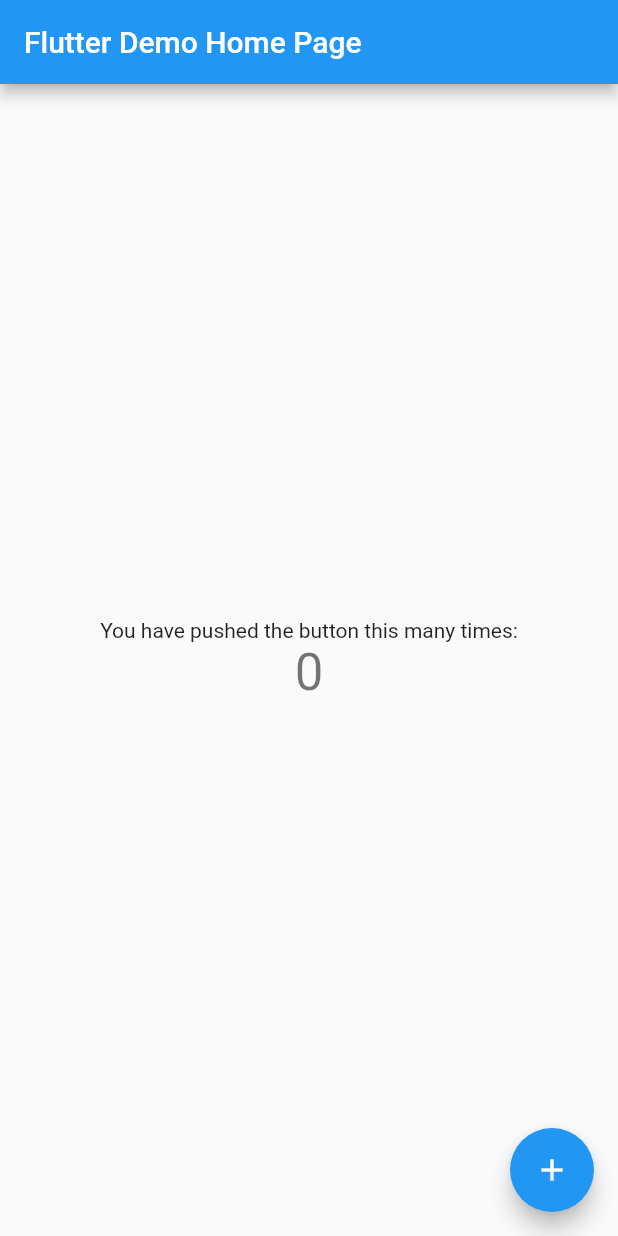
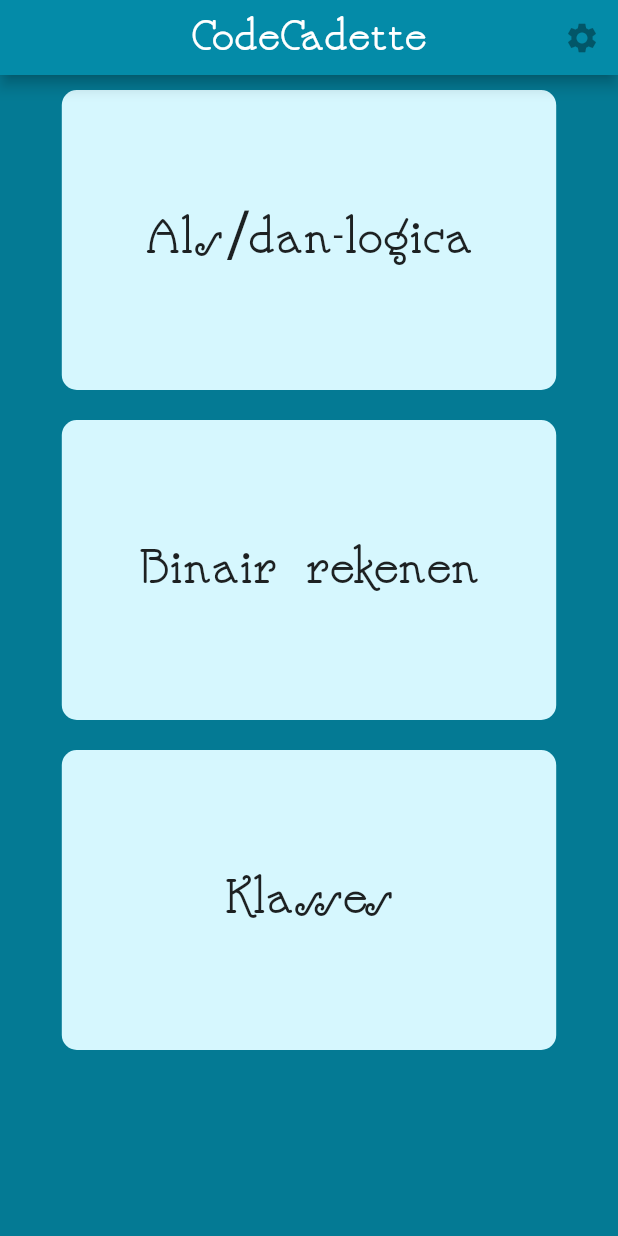
Before and after one commit to ThomasEwalts/code_cadette, a Flutter app: the screen it shows after launch, on a phone screen of 412 x 824 dp. Run offline on Flutter 3.47's test engine with Material 2 defaults, Android fonts, the phone set to English and light mode, and no system bars.

Commit message:
Startscreen, appbar and homescreen buttons are built. remember to set destinations correctly in HomeScreenButton and Homepage after building learning goals.

```diff
--- /dev/null
+++ b/lib/Components/ColorClass.dart
@@ -0,0 +1,9 @@
+import 'package:flutter/material.dart';
+
+
+//Deze class bevat de themakleuren die gebruikt worden in de applicatie
+class ColorClass {
+  static const mainScreenAppbar = Color(0xFF048BA8);
+  static const mainScreenBackground = Color(0xFF047A94);
+  static const mainScreenButtonBackground = Color(0xFFD6F7FE);
+}
--- /dev/null
+++ b/lib/Components/HomeScreenButton.dart
@@ -0,0 +1,33 @@
+import 'package:flutter/material.dart';
+import 'package:code_cadette/Components/ColorClass.dart';
+
+
+//Deze klasse bevat de homescreen buttons voor de verschillende leerdoelen
+class HomeScreenButton extends StatelessWidget {
+  final String title;
+  final Widget destination; //linkt de juiste page
+
+  HomeScreenButton({this.title, this.destination});
+  @override
+  Widget build(BuildContext context) {
+    return InkWell(
+        onTap: () => debugPrint('testtrigger'),
+        child: Container(
+          padding: EdgeInsets.only(top: 10.0, bottom: 10.0),
+          child: SizedBox(
+            height: 200,
+            child: DecoratedBox(
+              decoration: BoxDecoration(
+                  color: ColorClass.mainScreenButtonBackground,
+                  borderRadius: BorderRadius.all(Radius.circular(10.0))),
+              child: Center(
+                  child: Text(
+                this.title,
+                textAlign: TextAlign.center,
+                style: TextStyle(fontSize: 40.0, fontFamily: 'NickelodeonNF'),
+              )),
+            ),
+          ),
+        ));
+  }
+}
--- /dev/null
+++ b/lib/Components/StandardAppBar.dart
@@ -0,0 +1,30 @@
+import 'package:flutter/material.dart';
+
+
+//Deze class bevat de standaard appbar die door de gehele applicatie zal worden gebruikt
+class StandardAppBar extends StatefulWidget implements PreferredSizeWidget {
+  @override
+  final Size preferredSize;
+  final String title;
+  final Color color;
+
+  StandardAppBar({Key key, this.title, this.color}) : preferredSize = Size.fromHeight(50.0), super (key: key);
+
+  @override
+  _StandardAppBarState createState() => _StandardAppBarState();
+}
+
+class _StandardAppBarState extends State<StandardAppBar> {
+  @override
+  Widget build(BuildContext context) {
+    return AppBar(
+      backgroundColor: widget.color,
+      title: Text(widget.title, style: TextStyle(fontFamily: 'NickelodeonNF', fontSize: 35.0)),
+      centerTitle: true,
+      automaticallyImplyLeading: true,
+      actions: <Widget>[
+        IconButton(onPressed: null, icon: Icon(Icons.settings))
+      ],
+    );
+  }
+}
--- /dev/null
+++ b/lib/Pages/Homepage.dart
@@ -0,0 +1,34 @@
+import 'package:flutter/material.dart';
+import 'package:code_cadette/Components/StandardAppBar.dart';
+import 'package:code_cadette/Components/ColorClass.dart';
+import 'package:code_cadette/Components/HomeScreenButton.dart';
+
+class Homepage extends StatefulWidget {
+  @override
+  _HomepageState createState() => _HomepageState();
+}
+
+class _HomepageState extends State<Homepage> {
+  @override
+  Widget build(BuildContext context) {
+    return Scaffold(
+      appBar: StandardAppBar(
+        color: ColorClass.mainScreenAppbar,
+        title: 'CodeCadette',
+      ),
+      backgroundColor: ColorClass.mainScreenBackground,
+      body: Center(
+        child: Container(
+          width: MediaQuery.of(context).size.width * 0.8,
+          child: ListView(
+            children: [
+              HomeScreenButton(title: 'Als/dan-logica'),
+              HomeScreenButton(title: 'Binair rekenen'),
+              HomeScreenButton(title: 'Klasses')
+              ],
+          ),
+        )
+      )
+    );
+  }
+}
--- a/lib/main.dart
+++ b/lib/main.dart
@@ -1,15 +1,20 @@
+import 'package:code_cadette/Pages/Homepage.dart';
 import 'package:flutter/material.dart';
 
 void main() {
   runApp(MyApp());
 }
 
+
+
+
+
 class MyApp extends StatelessWidget {
   // This widget is the root of your application.
   @override
   Widget build(BuildContext context) {
     return MaterialApp(
-      title: 'Flutter Demo',
+      title: 'CodeCadette',
       theme: ThemeData(
         // This is the theme of your application.
         //
@@ -22,92 +27,7 @@
         // is not restarted.
         primarySwatch: Colors.blue,
       ),
-      home: MyHomePage(title: 'Flutter Demo Home Page'),
+      home: Homepage(),
     );
   }
 }
-
-class MyHomePage extends StatefulWidget {
-  MyHomePage({Key key, this.title}) : super(key: key);
-
-  // This widget is the home page of your application. It is stateful, meaning
-  // that it has a State object (defined below) that contains fields that affect
-  // how it looks.
-
-  // This class is the configuration for the state. It holds the values (in this
-  // case the title) provided by the parent (in this case the App widget) and
-  // used by the build method of the State. Fields in a Widget subclass are
-  // always marked "final".
-
-  final String title;
-
-  @override
-  _MyHomePageState createState() => _MyHomePageState();
-}
-
-class _MyHomePageState extends State<MyHomePage> {
-  int _counter = 0;
-
-  void _incrementCounter() {
-    setState(() {
-      // This call to setState tells the Flutter framework that something has
-      // changed in this State, which causes it to rerun the build method below
-      // so that the display can reflect the updated values. If we changed
-      // _counter without calling setState(), then the build method would not be
-      // called again, and so nothing would appear to happen.
-      _counter++;
-    });
-  }
-
-  @override
-  Widget build(BuildContext context) {
-    // This method is rerun every time setState is called, for instance as done
-    // by the _incrementCounter method above.
-    //
-    // The Flutter framework has been optimized to make rerunning build methods
-    // fast, so that you can just rebuild anything that needs updating rather
-    // than having to individually change instances of widgets.
-    return Scaffold(
-      appBar: AppBar(
-        // Here we take the value from the MyHomePage object that was created by
-        // the App.build method, and use it to set our appbar title.
-        title: Text(widget.title),
-      ),
-      body: Center(
-        // Center is a layout widget. It takes a single child and positions it
-        // in the middle of the parent.
-        child: Column(
-          // Column is also a layout widget. It takes a list of children and
-          // arranges them vertically. By default, it sizes itself to fit its
-          // children horizontally, and tries to be as tall as its parent.
-          //
-          // Invoke "debug painting" (press "p" in the console, choose the
-          // "Toggle Debug Paint" action from the Flutter Inspector in Android
-          // Studio, or the "Toggle Debug Paint" command in Visual Studio Code)
-          // to see the wireframe for each widget.
-          //
-          // Column has various properties to control how it sizes itself and
-          // how it positions its children. Here we use mainAxisAlignment to
-          // center the children vertically; the main axis here is the vertical
-          // axis because Columns are vertical (the cross axis would be
-          // horizontal).
-          mainAxisAlignment: MainAxisAlignment.center,
-          children: <Widget>[
-            Text(
-              'You have pushed the button this many times:',
-            ),
-            Text(
-              '$_counter',
-              style: Theme.of(context).textTheme.headline4,
-            ),
-          ],
-        ),
-      ),
-      floatingActionButton: FloatingActionButton(
-        onPressed: _incrementCounter,
-        tooltip: 'Increment',
-        child: Icon(Icons.add),
-      ), // This trailing comma makes auto-formatting nicer for build methods.
-    );
-  }
-}
--- a/pubspec.yaml
+++ b/pubspec.yaml
@@ -44,6 +44,11 @@
   # the material Icons class.
   uses-material-design: true
 
+  fonts:
+    - family: NickelodeonNF
+      fonts:
+        - asset: assets/fonts/NickelodeonNF.ttf
+
   # To add assets to your application, add an assets section, like this:
   # assets:
   #   - images/a_dot_burr.jpeg
```
Also changed, not shown: assets/fonts/NickelodeonNF.ttf (added).
